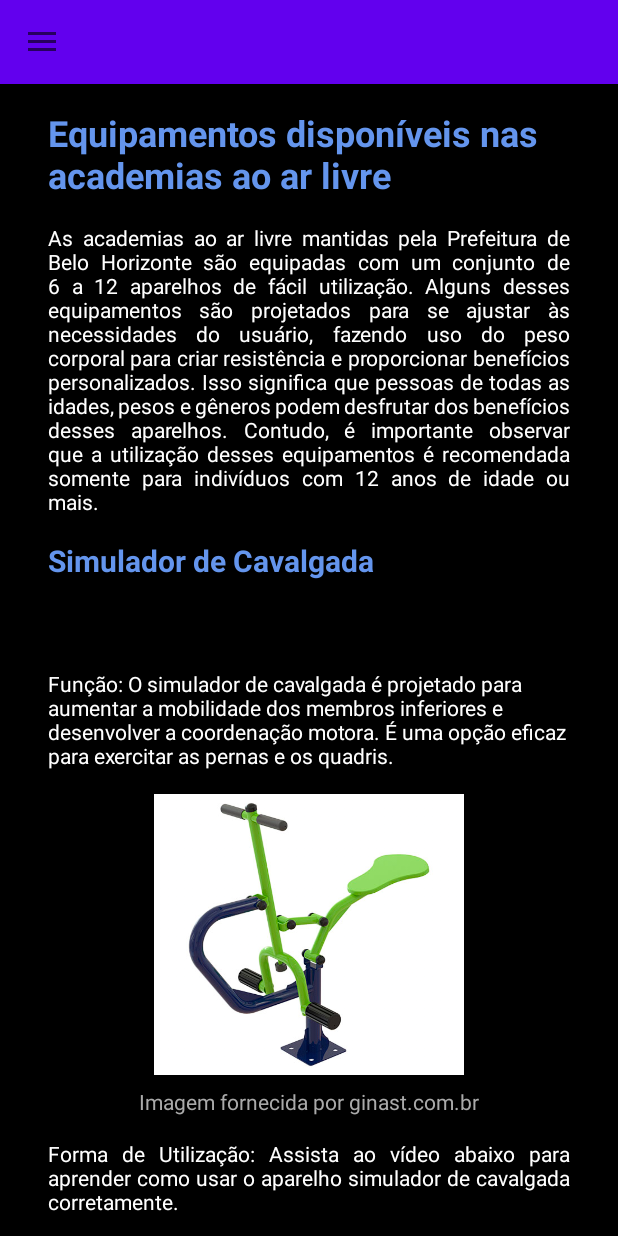
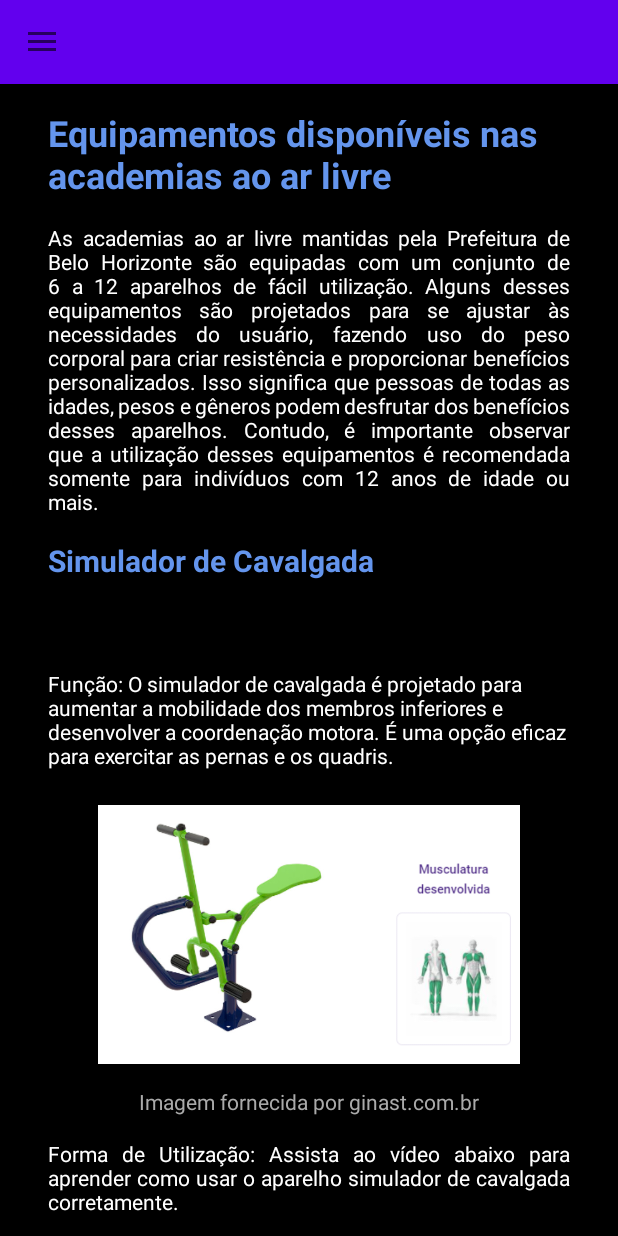
Before and after one commit to Fel3180/projetomovimentamais, an Android app: the fragment EquipamentosFragment placed in its activity, on a phone screen of 412 x 824 dp. Run offline under Robolectric (Android 15) with nearby library versions, the phone set to English and light mode, and no system bars; our stand-ins replace Firebase (no records; nobody signed in at launch, a user with empty details on screens opened directly).

Commit message:
Versão final

```diff
--- a/app/build.gradle.kts
+++ b/app/build.gradle.kts
@@ -69,6 +69,8 @@ dependencies {
     implementation ("com.google.android.libraries.places:places:2.7.0")
     implementation ("androidx.appcompat:appcompat:1.3.1")
     implementation ("com.google.android.gms:play-services-maps:17.0.1")
+    implementation ("com.google.android.gms:play-services-auth:19.2.0")
+
 
 
 
--- a/app/src/main/java/com/example/projetomovimenta/MainActivity.java
+++ b/app/src/main/java/com/example/projetomovimenta/MainActivity.java
@@ -3,7 +3,9 @@ package com.example.projetomovimenta;
 import android.content.Intent;
 import android.graphics.Color;
 import android.os.Bundle;
+import android.text.TextUtils;
 import android.view.MenuItem;
+import android.view.View;
 import android.webkit.WebView;
 import android.widget.TextView;
 
@@ -22,6 +24,8 @@ import com.google.android.material.snackbar.Snackbar;
 import com.google.firebase.auth.FirebaseAuth;
 import com.google.firebase.auth.FirebaseUser;
 import com.google.firebase.auth.UserInfo;
+import com.google.firebase.firestore.DocumentReference;
+import com.google.firebase.firestore.FirebaseFirestore;
 
 import java.util.ArrayList;
 import java.util.Objects;
@@ -43,7 +47,6 @@ public class MainActivity extends AppCompatActivity implements NavigationView.On
         setContentView(R.layout.activity_main);
 
         initComponents();
-
 
         ArrayList<Academia> academias = new ArrayList<>();
         ArrayList<Float> avaliacoes = new ArrayList<>();
@@ -85,8 +88,39 @@ public class MainActivity extends AppCompatActivity implements NavigationView.On
 
         mWebView.loadData(text, "text/html", "utf-8");
     }
+    @Override
+    protected void onStart() {
+        super.onStart();
 
-    // Resto do código da MainActivity...
+        FirebaseAuth mAuth = FirebaseAuth.getInstance();
+        FirebaseUser currentUser = mAuth.getCurrentUser();
+        FirebaseFirestore db = FirebaseFirestore.getInstance();
+
+        if (currentUser != null) {
+            String email = currentUser.getEmail();
+            String usuarioID = currentUser.getUid();
+
+            NavigationView navigationView = findViewById(R.id.navigation_view);
+            View headerView = navigationView.getHeaderView(0); // Obtenha a referência para o cabeçalho
+
+            TextView nomeUsuario = headerView.findViewById(R.id.textViewNome);
+            TextView emailUsuario = headerView.findViewById(R.id.textViewEmail);
+
+            if (!TextUtils.isEmpty(currentUser.getDisplayName())) {
+                nomeUsuario.setText(currentUser.getDisplayName());
+                emailUsuario.setText(email);
+            } else {
+                DocumentReference documentReference = db.collection("Usuários").document(usuarioID);
+                documentReference.addSnapshotListener((documentSnapshot, error) -> {
+                    if (documentSnapshot != null && documentSnapshot.exists()) {
+                        nomeUsuario.setText(documentSnapshot.getString("nome"));
+                        emailUsuario.setText(email);
+                    }
+                });
+            }
+        }
+    }
+
 
     @Override
     public boolean onNavigationItemSelected(@NonNull MenuItem menuItem) {
--- a/app/src/main/res/layout/equipamentosfragment.xml
+++ b/app/src/main/res/layout/equipamentosfragment.xml
@@ -212,7 +212,7 @@ membros superiores e inferiores." />
             android:layout_height="187dp"
             android:layout_gravity="center_horizontal"
             android:layout_marginTop="16dp"
-            android:src="@drawable/multiplo" />
+            android:src="@drawable/multi_exercitador" />
 
         <TextView
             android:layout_width="match_parent"
@@ -316,7 +316,7 @@ aumenta a mobilidade das articulações dos ombros e dos cotovelos." />
             android:layout_height="187dp"
             android:layout_gravity="center_horizontal"
             android:layout_marginTop="16dp"
-            android:src="@drawable/remada" />
+            android:src="@drawable/remo" />
 
         <TextView
             android:layout_width="match_parent"
```
Also changed, not shown: app/src/main/AndroidManifest.xml (+8 -0 lines), app/src/main/java/com/example/projetomovimenta/FormCadastro.java (+2 -9 lines), app/src/main/java/com/example/projetomovimenta/FormLogin.java (+49 -19 lines), app/src/main/java/com/example/projetomovimenta/TelaPrincipal.java (+50 -19 lines), app/src/main/res/layout/activity_form_login.xml (+8 -1 lines), app/src/main/res/drawable/alongador.jpg, app/src/main/res/drawable/cavalgada_musc.png (added), app/src/main/res/drawable/cavalgadaindividual.jpg (deleted), app/src/main/res/drawable/esqui.jpg (deleted), app/src/main/res/drawable/esqui.png (added), app/src/main/res/drawable/multi_exercitador.jpg (added), app/src/main/res/drawable/pressaopernasduplo.jpg, app/src/main/res/drawable/remo.png (added), app/src/main/res/drawable/rotacaodiagonal.jpg, 3 more files.
